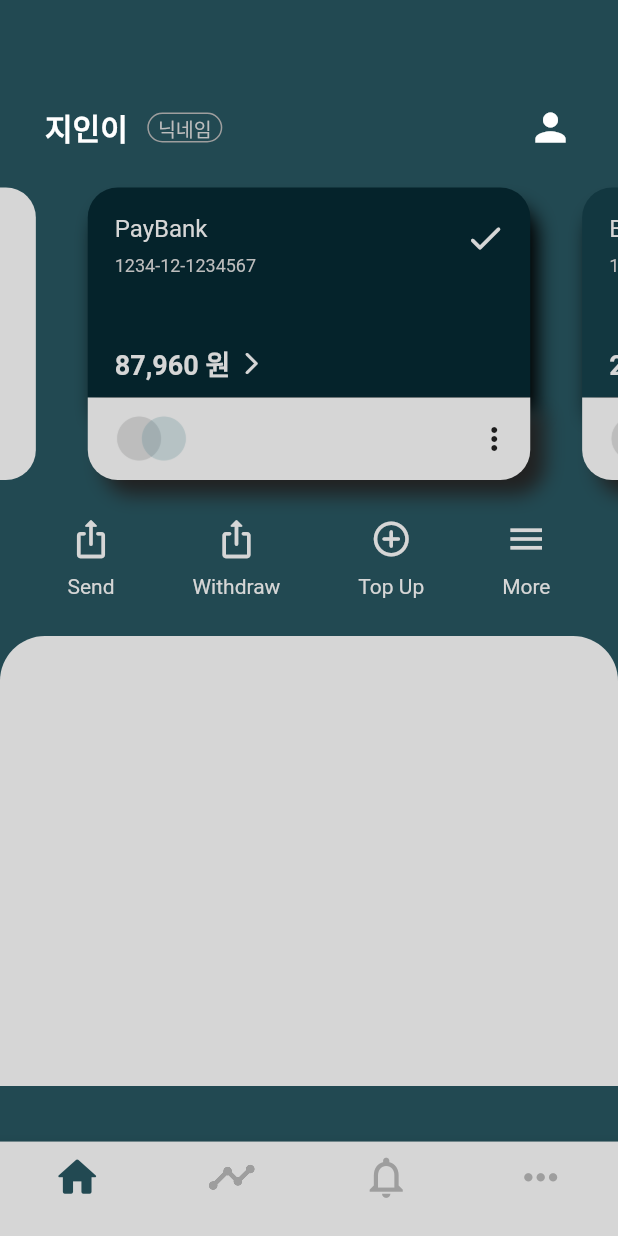
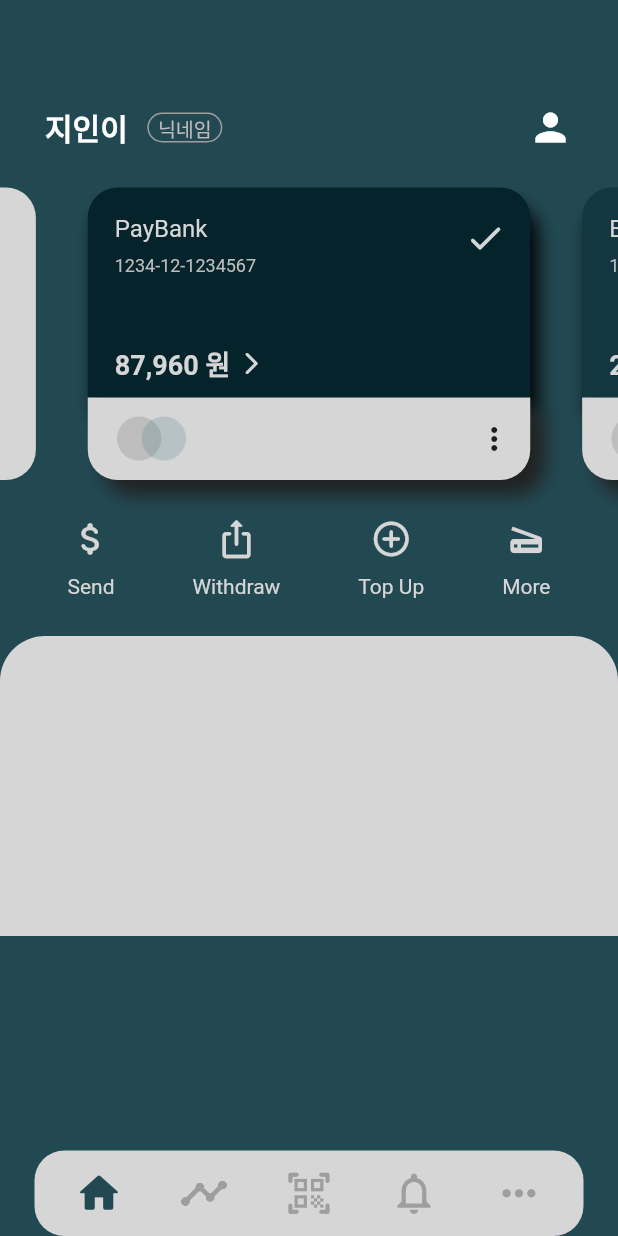
Before and after one commit to zixxin/FlutterProject02, a Flutter app: the screen it shows after launch, on a phone screen of 412 x 824 dp. Run offline on Flutter 3.47's test engine with Material 2 defaults, Android fonts, the phone set to English and light mode, and no system bars; drawn by our look-alikes of carousel_slider, floating_bottom_navigation_bar.

Commit message:
floating navigation bar로 수정

```diff
--- a/lib/home.dart
+++ b/lib/home.dart
@@ -1,3 +1,4 @@
+import 'package:floating_bottom_navigation_bar/floating_bottom_navigation_bar.dart';
 import 'package:flutter/material.dart';
 import 'package:carousel_slider/carousel_slider.dart';
 
@@ -17,13 +18,14 @@
     return Scaffold(
       extendBodyBehindAppBar: true,
       backgroundColor: const Color(0xFF224952),
-      bottomNavigationBar: BottomNavigationBar(
-        type: BottomNavigationBarType.fixed,
+      bottomNavigationBar: FloatingNavbar(
         backgroundColor: Colors.grey[350],
         selectedItemColor: const Color(0xFF224952),
+        selectedBackgroundColor: Colors.grey[350],
         unselectedItemColor: Colors.grey,
-        selectedFontSize: 14,
-        unselectedFontSize: 14,
+        iconSize: displaysize.width * 0.08,
+        borderRadius: 20,
+        margin: const EdgeInsets.only(left: 23, right: 23),
         currentIndex: 0, //현재 선택된 Index
         onTap: (int index) {
           // setState(() {
@@ -31,25 +33,11 @@
           // });
         },
         items: [
-          BottomNavigationBarItem(
-            title: const Text('',
-                style: TextStyle(fontSize: 0.0, fontWeight: FontWeight.bold)),
-            icon: Icon(Icons.home_rounded, size: displaysize.width * 0.08),
-          ),
-          BottomNavigationBarItem(
-            title: const Text('', style: TextStyle(fontSize: 0.0)),
-            icon: Icon(Icons.timeline_rounded, size: displaysize.width * 0.08),
-          ),
-          BottomNavigationBarItem(
-            title: const Text('', style: TextStyle(fontSize: 0.0)),
-            icon: Icon(Icons.notifications_outlined,
-                size: displaysize.width * 0.08),
-          ),
-          BottomNavigationBarItem(
-            title: const Text('', style: TextStyle(fontSize: 0.0)),
-            icon:
-                Icon(Icons.more_horiz_rounded, size: displaysize.width * 0.08),
-          ),
+          FloatingNavbarItem(icon: Icons.home_rounded),
+          FloatingNavbarItem(icon: Icons.timeline_rounded),
+          FloatingNavbarItem(icon: Icons.qr_code_scanner_rounded),
+          FloatingNavbarItem(icon: Icons.notifications_outlined),
+          FloatingNavbarItem(icon: Icons.more_horiz_rounded),
         ],
       ),
       body: Container(
@@ -175,7 +163,7 @@
               // 아래 두 줄의 코드가 IconButton의 의미없는 여백을 줄임
               padding: EdgeInsets.zero, // 패딩 설정
               constraints: const BoxConstraints(), // constraints
-              icon: const Icon(Icons.ios_share_rounded),
+              icon: const Icon(Icons.attach_money_rounded),
               color: Colors.grey[350],
               iconSize: 28.0,
               onPressed: () {},
@@ -248,7 +236,7 @@
               // 아래 두 줄의 코드가 IconButton의 의미없는 여백을 줄임
               padding: EdgeInsets.zero, // 패딩 설정
               constraints: const BoxConstraints(), // constraints
-              icon: const Icon(Icons.menu),
+              icon: const Icon(Icons.scanner),
               color: Colors.grey[350],
               iconSize: 28.0,
               onPressed: () {},
@@ -277,7 +265,7 @@
         children: [
           Container(
             width: MediaQuery.of(context).size.width,
-            height: 300,
+            height: 200,
             padding: const EdgeInsets.only(top: 30.0, left: 30.0, right: 30.0),
             decoration: BoxDecoration(
               color: Colors.grey[350],
--- a/pubspec.yaml
+++ b/pubspec.yaml
@@ -36,6 +36,7 @@
   cupertino_icons: ^1.0.2
   carousel_slider: ^4.0.0
   get: ^4.6.1
+  floating_bottom_navigation_bar: ^1.5.2
 
 dev_dependencies:
   flutter_test:
```
Also changed, not shown: pubspec.lock.
